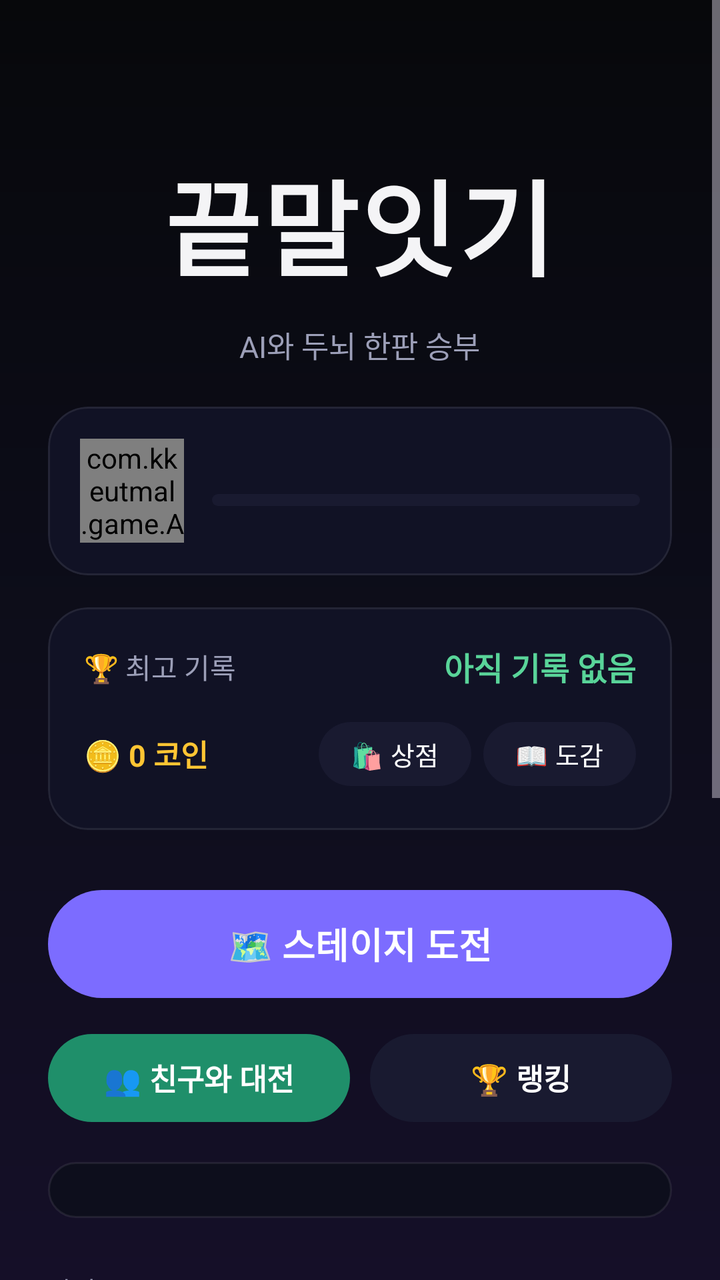
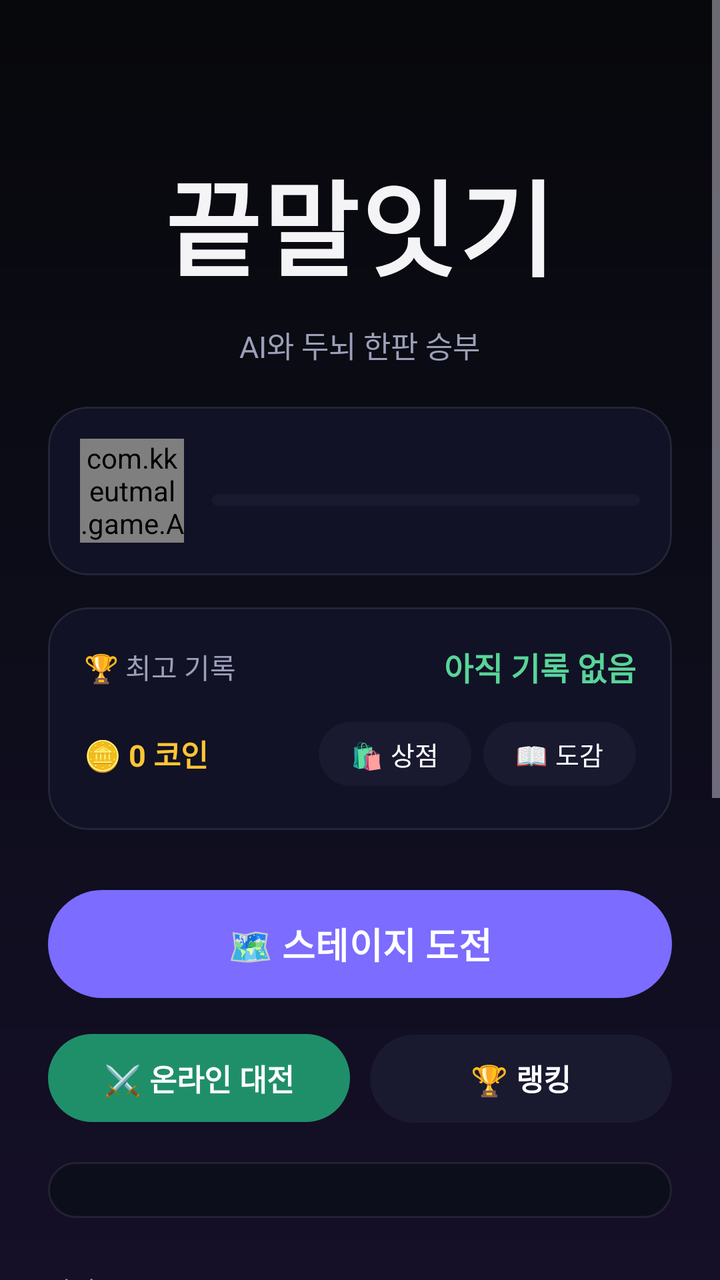

Compare the two renders of this Android layout. The source of the first and the diff that turns it into the second are given below.
<!-- AndroidManifest.xml: application theme Theme.KKeutmal -->
<!-- res/layout/activity_main.xml -->
<?xml version="1.0" encoding="utf-8"?>
<LinearLayout xmlns:android="http://schemas.android.com/apk/res/android"
    xmlns:app="http://schemas.android.com/apk/res-auto"
    android:layout_width="match_parent"
    android:layout_height="match_parent"
    android:orientation="vertical">

<ScrollView
        android:layout_width="match_parent"
        android:layout_height="0dp"
        android:layout_weight="1"
    android:fillViewport="true"
    android:overScrollMode="never">

    <LinearLayout
        android:layout_width="match_parent"
        android:layout_height="wrap_content"
        android:orientation="vertical"
        android:gravity="center_horizontal"
        android:padding="24dp">

        <TextView
            android:id="@+id/tvTitle"
            android:layout_width="wrap_content"
            android:layout_height="wrap_content"
            android:layout_marginTop="44dp"
            android:paddingHorizontal="4dp"
            android:paddingVertical="6dp"
            android:text="@string/app_name"
            android:textColor="@color/text_primary"
            android:textSize="52sp"
            android:letterSpacing="0.02"
            android:fontFamily="sans-serif-black" />

        <TextView
            android:layout_width="wrap_content"
            android:layout_height="wrap_content"
            android:layout_marginTop="6dp"
            android:text="@string/subtitle"
            android:textColor="@color/text_dim"
            android:textSize="15sp" />

        <com.google.android.material.card.MaterialCardView
            android:layout_width="match_parent"
            android:layout_height="wrap_content"
            android:layout_marginTop="20dp"
            app:cardBackgroundColor="@color/surface"
            app:cardCornerRadius="20dp"
            app:strokeColor="@color/surface_stroke"
            app:strokeWidth="1dp"
            app:cardElevation="0dp">

            <LinearLayout
                android:layout_width="match_parent"
                android:layout_height="wrap_content"
                android:orientation="horizontal"
                android:gravity="center_vertical"
                android:padding="16dp">

                <com.kkeutmal.game.AvatarView
                    android:id="@+id/avatarMe"
                    android:layout_width="52dp"
                    android:layout_height="52dp" />

                <LinearLayout
                    android:layout_width="0dp"
                    android:layout_weight="1"
                    android:layout_height="wrap_content"
                    android:layout_marginStart="14dp"
                    android:orientation="vertical">

                    <TextView
                        android:id="@+id/tvLevelRank"
                        android:layout_width="wrap_content"
                        android:layout_height="wrap_content"
                        android:textColor="@color/text_primary"
                        android:textSize="16sp"
                        android:textStyle="bold" />

                    <com.google.android.material.progressindicator.LinearProgressIndicator
                        android:id="@+id/xpBar"
                        android:layout_width="match_parent"
                        android:layout_height="wrap_content"
                        android:layout_marginTop="6dp"
                        android:max="1000"
                        app:trackThickness="6dp"
                        app:trackCornerRadius="3dp"
                        app:trackColor="@color/chip_bg"
                        app:indicatorColor="@color/accent"
                        app:trackStopIndicatorSize="0dp" />

                    <TextView
                        android:id="@+id/tvXp"
                        android:layout_width="wrap_content"
                        android:layout_height="wrap_content"
                        android:layout_marginTop="4dp"
                        android:textColor="@color/text_dim"
                        android:textSize="11sp" />
                </LinearLayout>
            </LinearLayout>
        </com.google.android.material.card.MaterialCardView>

        <com.google.android.material.card.MaterialCardView
            android:layout_width="match_parent"
            android:layout_height="wrap_content"
            android:layout_marginTop="16dp"
            app:cardBackgroundColor="@color/surface"
            app:cardCornerRadius="20dp"
            app:strokeColor="@color/surface_stroke"
            app:strokeWidth="1dp"
            app:cardElevation="0dp">

            <LinearLayout
                android:layout_width="match_parent"
                android:layout_height="wrap_content"
                android:orientation="vertical"
                android:padding="18dp">

                <LinearLayout
                    android:layout_width="match_parent"
                    android:layout_height="wrap_content"
                    android:orientation="horizontal"
                    android:gravity="center_vertical">

                    <TextView
                        android:layout_width="0dp"
                        android:layout_weight="1"
                        android:layout_height="wrap_content"
                        android:text="@string/best_label"
                        android:textColor="@color/text_dim"
                        android:textSize="14sp" />

                    <TextView
                        android:id="@+id/tvBest"
                        android:layout_width="wrap_content"
                        android:layout_height="wrap_content"
                        android:text="아직 기록 없음"
                        android:textColor="@color/accent2"
                        android:textSize="16sp"
                        android:textStyle="bold" />
                </LinearLayout>

                
                <LinearLayout
                    android:id="@+id/rowRecord"
                    android:layout_width="match_parent"
                    android:layout_height="wrap_content"
                    android:layout_marginTop="14dp"
                    android:orientation="horizontal"
                    android:baselineAligned="false"
                    android:visibility="gone">

                    <LinearLayout
                        android:layout_width="0dp"
                        android:layout_weight="1"
                        android:layout_height="wrap_content"
                        android:orientation="vertical"
                        android:gravity="center_horizontal">

                        <TextView
                            android:id="@+id/tvWins"
                            android:layout_width="wrap_content"
                            android:layout_height="wrap_content"
                            android:textColor="@color/accent2"
                            android:textSize="22sp"
                            android:textStyle="bold" />

                        <TextView
                            android:layout_width="wrap_content"
                            android:layout_height="wrap_content"
                            android:text="승"
                            android:textColor="@color/text_dim"
                            android:textSize="12sp" />
                    </LinearLayout>

                    <LinearLayout
                        android:layout_width="0dp"
                        android:layout_weight="1"
                        android:layout_height="wrap_content"
                        android:orientation="vertical"
                        android:gravity="center_horizontal">

                        <TextView
                            android:id="@+id/tvLosses"
                            android:layout_width="wrap_content"
                            android:layout_height="wrap_content"
                            android:textColor="@color/text_primary"
                            android:textSize="22sp"
                            android:textStyle="bold" />

                        <TextView
                            android:layout_width="wrap_content"
                            android:layout_height="wrap_content"
                            android:text="패"
                            android:textColor="@color/text_dim"
                            android:textSize="12sp" />
                    </LinearLayout>

                    <LinearLayout
                        android:layout_width="0dp"
                        android:layout_weight="1"
                        android:layout_height="wrap_content"
                        android:orientation="vertical"
                        android:gravity="center_horizontal">

                        <TextView
                            android:id="@+id/tvWinRate"
                            android:layout_width="wrap_content"
                            android:layout_height="wrap_content"
                            android:textColor="@color/accent"
                            android:textSize="22sp"
                            android:textStyle="bold" />

                        <TextView
                            android:id="@+id/tvWinRateLabel"
                            android:layout_width="wrap_content"
                            android:layout_height="wrap_content"
                            android:text="승률"
                            android:textColor="@color/text_dim"
                            android:textSize="12sp" />
                    </LinearLayout>
                </LinearLayout>

                <LinearLayout
                    android:layout_width="match_parent"
                    android:layout_height="wrap_content"
                    android:layout_marginTop="12dp"
                    android:orientation="horizontal"
                    android:gravity="center_vertical">

                    <TextView
                        android:id="@+id/tvCoins"
                        android:layout_width="0dp"
                        android:layout_weight="1"
                        android:layout_height="wrap_content"
                        android:text="🪙 0 코인"
                        android:textColor="@color/warn"
                        android:textSize="15sp"
                        android:textStyle="bold" />

                    <com.google.android.material.button.MaterialButton
                        android:id="@+id/btnShop"
                        android:layout_width="wrap_content"
                        android:layout_height="40dp"
                        android:minWidth="0dp"
                        android:paddingHorizontal="16dp"
                        android:text="🛍 상점"
                        android:textSize="13sp"
                        app:backgroundTint="@color/chip_bg"
                        app:cornerRadius="20dp" />

                    <com.google.android.material.button.MaterialButton
                        android:id="@+id/btnCollection"
                        android:layout_width="wrap_content"
                        android:layout_height="40dp"
                        android:layout_marginStart="6dp"
                        android:minWidth="0dp"
                        android:paddingHorizontal="16dp"
                        android:text="📖 도감"
                        android:textSize="13sp"
                        app:backgroundTint="@color/chip_bg"
                        app:cornerRadius="20dp" />
                </LinearLayout>
            </LinearLayout>
        </com.google.android.material.card.MaterialCardView>

        <com.google.android.material.button.MaterialButton
            android:id="@+id/btnAdventure"
            android:layout_width="match_parent"
            android:layout_height="62dp"
            android:layout_marginTop="26dp"
            android:text="🗺 스테이지 도전"
            android:textSize="18sp"
            android:textStyle="bold"
            app:backgroundTint="@color/accent"
            app:cornerRadius="31dp" />

        <LinearLayout
            android:layout_width="match_parent"
            android:layout_height="wrap_content"
            android:layout_marginTop="10dp"
            android:orientation="horizontal">

            <com.google.android.material.button.MaterialButton
                android:id="@+id/btnOnline"
                android:layout_width="0dp"
                android:layout_height="52dp"
                android:layout_marginEnd="5dp"
                android:layout_weight="1"
                android:text="👥 친구와 대전"
                android:textSize="15sp"
                android:textStyle="bold"
                app:backgroundTint="@color/accent2_dark"
                app:cornerRadius="26dp" />

            <com.google.android.material.button.MaterialButton
                android:id="@+id/btnRanking"
                android:layout_width="0dp"
                android:layout_height="52dp"
                android:layout_marginStart="5dp"
                android:layout_weight="1"
                android:text="🏆 랭킹"
                android:textSize="15sp"
                android:textStyle="bold"
                app:backgroundTint="@color/chip_bg"
                app:cornerRadius="26dp" />
        </LinearLayout>

        <LinearLayout
            android:id="@+id/missionBox"
            android:layout_width="match_parent"
            android:layout_height="wrap_content"
            android:layout_marginTop="16dp"
            android:orientation="vertical"
            android:background="@drawable/bg_input"
            android:padding="14dp" />

        <TextView
            android:layout_width="match_parent"
            android:layout_height="wrap_content"
            android:layout_marginTop="26dp"
            android:text="@string/difficulty_label"
            android:textColor="@color/text_dim"
            android:textSize="13sp" />

        <com.google.android.material.button.MaterialButtonToggleGroup
            android:id="@+id/toggleDifficulty"
            android:layout_width="match_parent"
            android:layout_height="wrap_content"
            android:layout_marginTop="10dp"
            app:singleSelection="true"
            app:selectionRequired="true">

            <com.google.android.material.button.MaterialButton
                android:id="@+id/btnVeryEasy"
                style="?attr/materialButtonOutlinedStyle"
                android:layout_width="0dp"
                android:layout_weight="1.2"
                android:layout_height="44dp"
                android:text="매우쉬움"
                android:textSize="12sp"
                android:insetLeft="0dp"
                android:insetRight="0dp"
                android:paddingHorizontal="2dp"
                app:strokeColor="@color/surface_stroke" />

            <com.google.android.material.button.MaterialButton
                android:id="@+id/btnEasy"
                style="?attr/materialButtonOutlinedStyle"
                android:layout_width="0dp"
                android:layout_weight="1"
                android:layout_height="44dp"
                android:text="쉬움"
                android:textSize="12sp"
                android:insetLeft="0dp"
                android:insetRight="0dp"
                android:paddingHorizontal="2dp"
                app:strokeColor="@color/surface_stroke" />

            <com.google.android.material.button.MaterialButton
                android:id="@+id/btnNormal"
                style="?attr/materialButtonOutlinedStyle"
                android:layout_width="0dp"
                android:layout_weight="1"
                android:layout_height="44dp"
                android:text="보통"
                android:textSize="12sp"
                app:strokeColor="@color/surface_stroke" />

            <com.google.android.material.button.MaterialButton
                android:id="@+id/btnHard"
                style="?attr/materialButtonOutlinedStyle"
                android:layout_width="0dp"
                android:layout_weight="1"
                android:layout_height="44dp"
                android:text="어려움"
                android:textSize="12sp"
                android:insetLeft="0dp"
                android:insetRight="0dp"
                android:paddingHorizontal="2dp"
                app:strokeColor="@color/surface_stroke" />
        </com.google.android.material.button.MaterialButtonToggleGroup>

        <TextView
            android:id="@+id/tvDifficultyDesc"
            android:layout_width="match_parent"
            android:layout_height="wrap_content"
            android:layout_marginTop="10dp"
            android:gravity="center"
            android:textColor="@color/text_dim"
            android:textSize="13sp"
            android:text="제한시간 20초" />

        
        <com.google.android.material.materialswitch.MaterialSwitch
            android:id="@+id/swNoTimer"
            android:layout_width="wrap_content"
            android:layout_height="wrap_content"
            android:layout_marginTop="8dp"
            android:text="  ⏱ 제한시간 없이 느긋하게  "
            android:textColor="@color/text_primary"
            android:textSize="14sp"
            android:visibility="gone" />

        <com.google.android.material.button.MaterialButton
            android:id="@+id/btnStart"
            android:layout_width="match_parent"
            android:layout_height="62dp"
            android:layout_marginTop="24dp"
            android:text="⚔ 자유 대전"
            android:textSize="18sp"
            android:textStyle="bold"
            android:textColor="@color/cta_text"
            app:backgroundTint="@color/cta_bg"
            app:cornerRadius="31dp" />

        <com.google.android.material.card.MaterialCardView
            android:layout_width="match_parent"
            android:layout_height="wrap_content"
            android:layout_marginTop="26dp"
            android:layout_marginBottom="24dp"
            app:cardBackgroundColor="#10FFFFFF"
            app:cardCornerRadius="20dp"
            app:cardElevation="0dp">

            <LinearLayout
                android:layout_width="match_parent"
                android:layout_height="wrap_content"
                android:orientation="vertical"
                android:padding="18dp">

                
                <TextView
                    android:id="@+id/tvRulesTitle"
                    android:layout_width="match_parent"
                    android:layout_height="wrap_content"
                    android:paddingTop="2dp"
                    android:paddingBottom="2dp"
                    android:text="@string/rules_title"
                    android:textColor="@color/text_primary"
                    android:textSize="14sp"
                    android:textStyle="bold" />

                <TextView
                    android:id="@+id/tvRulesBody"
                    android:layout_width="match_parent"
                    android:layout_height="wrap_content"
                    android:layout_marginTop="10dp"
                    android:lineSpacingExtra="5dp"
                    android:text="@string/rules_body"
                    android:textColor="@color/text_dim"
                    android:textSize="13sp"
                    android:visibility="gone" />
            </LinearLayout>
        </com.google.android.material.card.MaterialCardView>

        <com.google.android.material.button.MaterialButton
            android:id="@+id/btnAbout"
            style="?attr/borderlessButtonStyle"
            android:layout_width="wrap_content"
            android:layout_height="wrap_content"
            android:layout_marginTop="12dp"
            android:layout_marginBottom="8dp"
            android:text="ⓘ 만든이 · 버전 · 자료 출처"
            android:textColor="@color/text_dim"
            android:textSize="13sp" />
    </LinearLayout>
</ScrollView>

    
    <FrameLayout
        android:id="@+id/adContainer"
        android:layout_width="match_parent"
        android:layout_height="wrap_content"
        android:layout_gravity="center_horizontal" />

</LinearLayout>
<!-- resources referenced by this layout -->
<resources>
  <color name="accent">#7C6CFF</color>
  <color name="accent2">#59D499</color>
  <color name="accent2_dark">#1F8F6A</color>
  <color name="chip_bg">#191A30</color>
  <color name="cta_bg">#FFFFFF</color>
  <color name="cta_text">#0B0B10</color>
  <color name="surface">#111225</color>
  <color name="surface_stroke">#14FFFFFF</color>
  <color name="text_dim">#9C9FB8</color>
  <color name="text_primary">#F4F4F6</color>
  <color name="warn">#FFC533</color>
  <!-- drawable bg_input (drawable) -->
  <?xml version="1.0" encoding="utf-8"?>
  <shape xmlns:android="http://schemas.android.com/apk/res/android" android:shape="rectangle">
      <solid android:color="@color/input_bg" />
      <stroke android:width="1dp" android:color="@color/surface_stroke" />
      <corners android:radius="26dp" />
  </shape>
  <string name="app_name">끝말잇기</string>
  <string name="best_label">🏆 최고 기록</string>
  <string name="difficulty_label">난이도</string>
  <string name="rules_body">· 사전(표준국어대사전+끄투 DB, 43만 단어)에 있는 두 글자 이상 단어만 인정\n· 앞 단어의 끝 글자로 시작 (두음법칙 인정: 력→역, 라→나)\n· 이미 나온 단어는 다시 쓸 수 없어요\n· 제한시간 안에 입력하지 못하면 패배! (무제한 모드는 시간 걱정 없음)\n· 마이크 버튼을 누르고 말해도 입력돼요</string>
  <string name="rules_title">게임 규칙</string>
  <string name="subtitle">AI와 두뇌 한판 승부</string>
  <style name="Theme.KKeutmal" parent="Theme.Material3.Dark.NoActionBar">
          <item name="colorPrimary">@color/accent</item>
          <item name="colorOnPrimary">@color/text_on_accent</item>
          <item name="colorSecondary">@color/accent2</item>
          <item name="colorSurface">@color/surface</item>
          <item name="colorOnSurface">@color/text_primary</item>
          <item name="android:colorBackground">@color/bg_top</item>
          <item name="android:windowBackground">@drawable/bg_gradient</item>
          <item name="android:statusBarColor">@color/bg_top</item>
          <item name="android:navigationBarColor">@color/bg_bottom</item>
          <item name="android:windowLightStatusBar">false</item>
          <item name="android:textColor">@color/text_primary</item>
      </style>
  <color name="input_bg">#0D0E1C</color>
  <color name="text_on_accent">#FFFFFF</color>
  <color name="bg_top">#07080B</color>
  <!-- drawable bg_gradient (drawable) -->
  <?xml version="1.0" encoding="utf-8"?>
  <shape xmlns:android="http://schemas.android.com/apk/res/android" android:shape="rectangle">
      <gradient
          android:angle="270"
          android:startColor="@color/bg_top"
          android:centerColor="#0D0D1A"
          android:endColor="@color/bg_bottom" />
  </shape>
  <color name="bg_bottom">#150F28</color>
</resources>

<!-- the commit's change to res/layout/activity_main.xml (unified diff, before → after) -->
@@ -287,7 +287,7 @@
                 android:layout_height="52dp"
                 android:layout_marginEnd="5dp"
                 android:layout_weight="1"
-                android:text="👥 친구와 대전"
+                android:text="⚔️ 온라인 대전"
                 android:textSize="15sp"
                 android:textStyle="bold"
                 app:backgroundTint="@color/accent2_dark"
